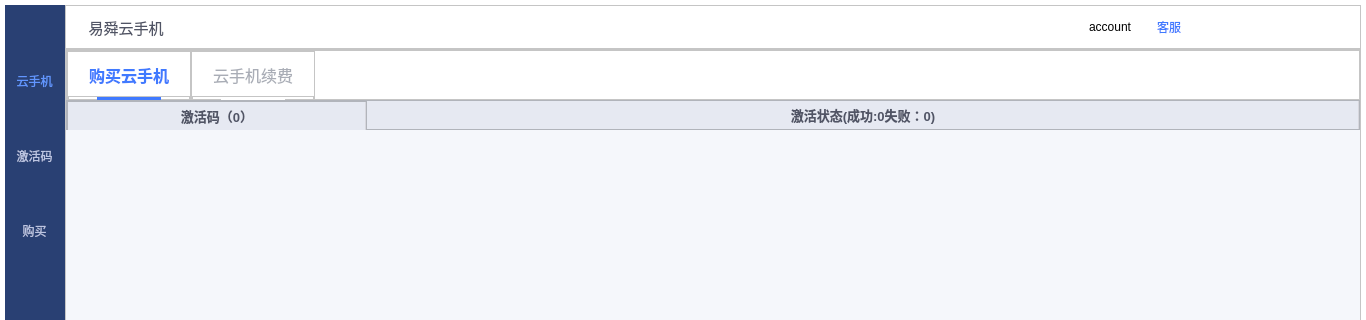
ZhouMei20220810/TEST, file mainwindow.ui: the form before one commit; both pictures show x 0 to 1366 and y 0 to 320 of the 1366 by 768 pixel window.
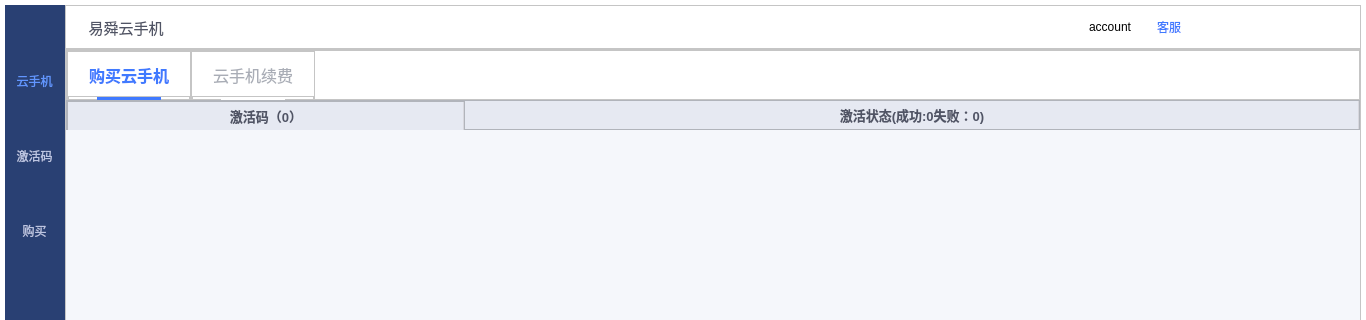
The form after the commit. The open tabs and pages were chosen to show the change. Icons and pictures are not drawn. Custom widgets are drawn as their Qt base class.

What changed in the file:
```diff
--- a/mainwindow.ui
+++ b/mainwindow.ui
@@ -3394,7 +3394,7 @@
                    <property name="frameShadow">
                     <enum>QFrame::Raised</enum>
                    </property>
-                   <layout class="QHBoxLayout" name="horizontalLayout_31">
+                   <layout class="QHBoxLayout" name="horizontalLayout_31" stretch="4,9">
                     <property name="spacing">
                      <number>0</number>
                     </property>
@@ -3414,13 +3414,13 @@
                      <widget class="QMouseFrame" name="frame_22">
                       <property name="minimumSize">
                        <size>
-                        <width>300</width>
+                        <width>0</width>
                         <height>30</height>
                        </size>
                       </property>
                       <property name="maximumSize">
                        <size>
-                        <width>300</width>
+                        <width>16777215</width>
                         <height>30</height>
                        </size>
                       </property>
```
